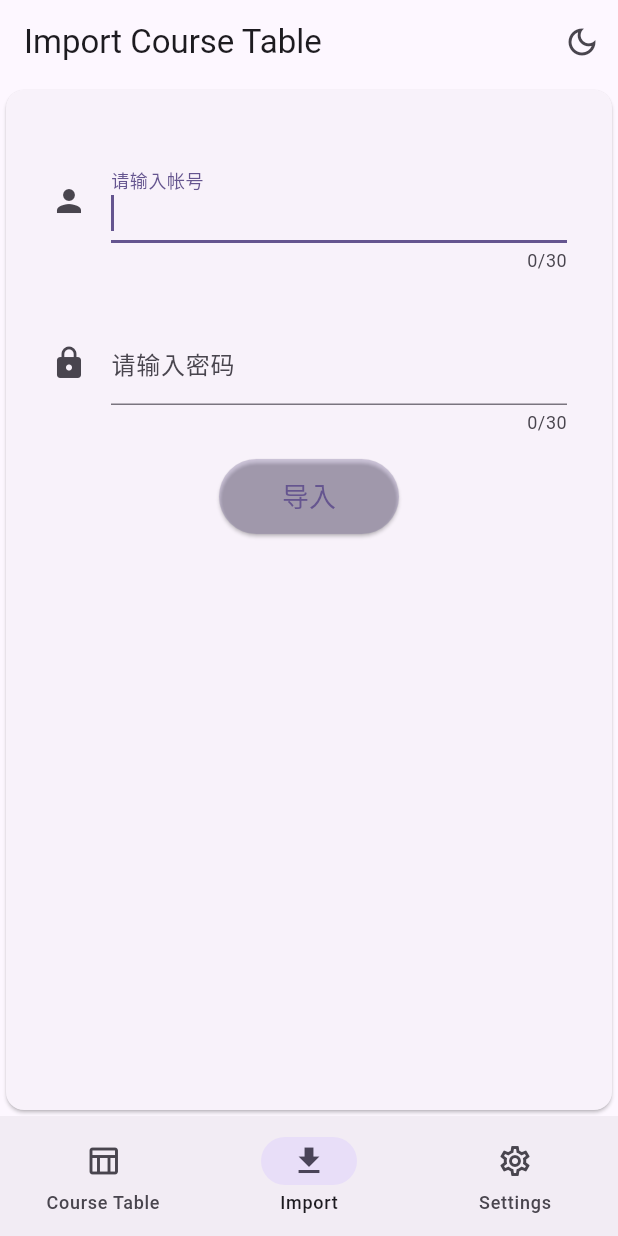
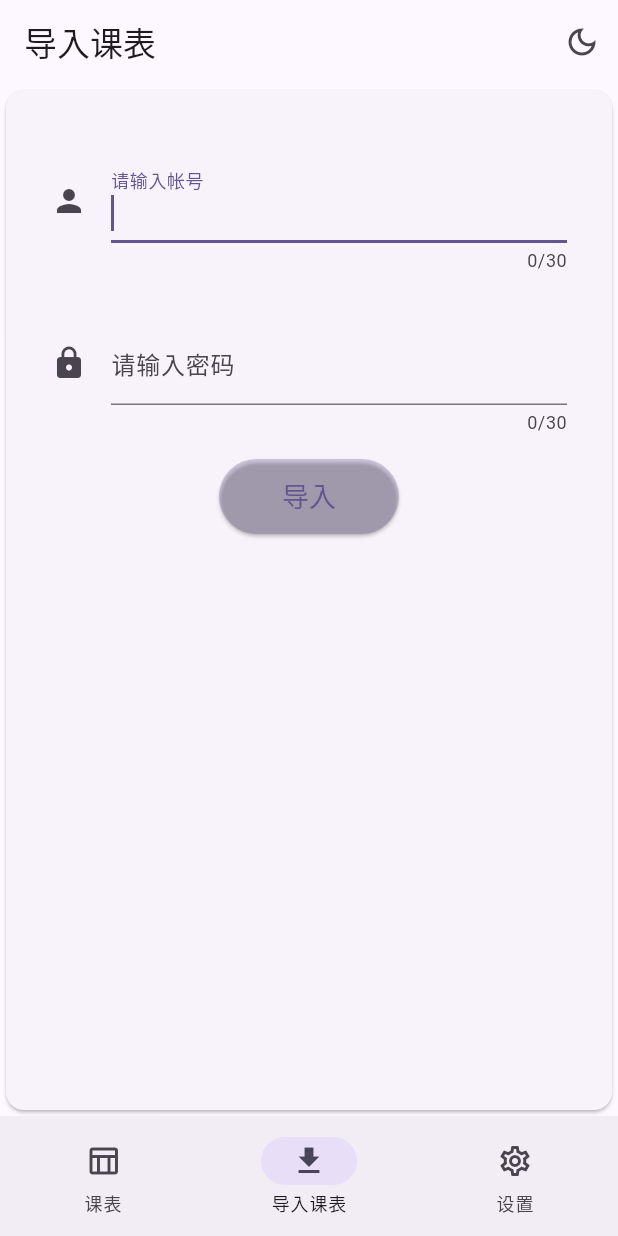
Before and after one commit to gaogao-qwq/flutter_course_table, a Flutter app: the screen it shows after launch, item 2 of the bottom bar chosen, on a phone screen of 412 x 824 dp. Run offline on Flutter 3.47's test engine with Material 2 defaults, Android fonts, the phone set to English and light mode, and no system bars; drawn by our look-alikes of loader_overlay; our stand-ins replace shared_preferences; missing offline and left inert: spannable_grid.

Commit message:
Chore: Change some string literal to zh_cn, maybe add multiple language support in future

```diff
--- a/lib/constants.dart
+++ b/lib/constants.dart
@@ -26,19 +26,19 @@ const List<NavigationDestination> appBarDestinations = [
   NavigationDestination(
     tooltip: '',
     icon: Icon(Icons.table_chart_outlined),
-    label: 'Course Table',
+    label: '课表',
     selectedIcon: Icon(Icons.table_chart),
   ),
   NavigationDestination(
     tooltip: '',
     icon: Icon(Icons.download_outlined),
-    label: 'Import',
+    label: '导入课表',
     selectedIcon: Icon(Icons.download),
   ),
   NavigationDestination(
     tooltip: '',
     icon: Icon(Icons.settings_outlined),
-    label: 'Settings',
+    label: '设置',
     selectedIcon: Icon(Icons.settings),
   ),
 ];
--- a/lib/pages/home_page/course_table_widget_builder.dart
+++ b/lib/pages/home_page/course_table_widget_builder.dart
@@ -163,10 +163,7 @@ class _CourseTableWidgetState extends State<CourseTableWidget> {
               ListTile(
                 tileColor: colorScheme.primary.withOpacity(0.25),
                 shape: const RoundedRectangleBorder(
-                  borderRadius: BorderRadius.only(
-                    bottomLeft: Radius.circular(8),
-                    bottomRight: Radius.circular(8)
-                  ),
+                  borderRadius: BorderRadius.all(Radius.circular(8)),
                 ),
                 title: Row(
                   mainAxisAlignment: MainAxisAlignment.spaceBetween,
--- a/lib/pages/home_page/home_page.dart
+++ b/lib/pages/home_page/home_page.dart
@@ -189,13 +189,13 @@ class _CourseTableHomePageState extends State<CourseTableHomePage> with SingleTi
                 children: <Widget>[
                   const Padding(
                     padding: EdgeInsets.all(10),
-                    child: Text("There is nothing here, select or import a course table first"),
+                    child: Text("未选择或未导入课表，请先选择或导入课表"),
                   ),
                   ElevatedButton(
                     onPressed: () {
                       handleScreenChanged(ScreenSelected.import.value);
                     },
-                    child: const Text("Import"),
+                    child: const Text("导入"),
                   ),
                 ],
               )
@@ -228,13 +228,13 @@ class _CourseTableHomePageState extends State<CourseTableHomePage> with SingleTi
               children: <Widget>[
                 const Padding(
                   padding: EdgeInsets.all(10),
-                  child: Text("There is nothing here, select or import a course table first"),
+                  child: Text("未选择或未导入课表，请先选择或导入课表"),
                 ),
                 ElevatedButton(
                   onPressed: () {
                     handleScreenChanged(ScreenSelected.import.value);
                   },
-                  child: const Text("Import"),
+                  child: const Text("导入"),
                 ),
               ],
             )
@@ -250,10 +250,10 @@ class _CourseTableHomePageState extends State<CourseTableHomePage> with SingleTi
             : const Text("Flutter Course Table");
         break;
       case 1:
-        title = const Text("Import Course Table");
+        title = const Text("导入课表");
         break;
       case 2:
-        title = const Text("Settings");
+        title = const Text("设置");
         break;
       default:
         title = const Text("Flutter Course Table");
@@ -664,7 +664,7 @@ class _BrightnessButton extends StatelessWidget {
     final isBright = Theme.of(context).brightness == Brightness.light;
     return Tooltip(
       preferBelow: showTooltipBelow,
-      message: 'Toggle brightness',
+      message: '更改显示模式',
       child: IconButton(
         icon: isBright
             ? const Icon(Icons.dark_mode_outlined)
--- a/lib/pages/import_page/name_table_dialog.dart
+++ b/lib/pages/import_page/name_table_dialog.dart
@@ -44,7 +44,7 @@ class _NameTableDialogState extends State<NameTableDialog> {
   @override
   Widget build(BuildContext context) {
     return SimpleDialog(
-      title: const Text("Name the imported course table"),
+      title: const Text("为课表命名"),
       children: <Widget>[
         Container(
           padding: const EdgeInsets.all(64),
@@ -58,14 +58,14 @@ class _NameTableDialogState extends State<NameTableDialog> {
                   maxLength: 50,
                   onChanged: (value) { setState(() { name = value; }); },
                   validator: (value) {
-                    if (value == null || value.isEmpty) return "Please input course table name";
-                    if (widget.prefs.containsKey(value)) return "Current course table name existed";
+                    if (value == null || value.isEmpty) return "课表名不能为空";
+                    if (widget.prefs.containsKey(value)) return "该课表名已被占用";
                     return null;
                   },
                   decoration: const InputDecoration(
                     icon: Icon(Icons.note_alt_rounded),
                     border: UnderlineInputBorder(),
-                    labelText: "Input name",
+                    labelText: "输入课表名",
                   ),
                 ),
                 Padding(
@@ -78,7 +78,7 @@ class _NameTableDialogState extends State<NameTableDialog> {
                         padding: const EdgeInsets.all(10),
                         child: ElevatedButton(
                           onPressed: () { Navigator.pop(context, null); },
-                          child: const Text("Cancel"),
+                          child: const Text("取消"),
                       )),
                       Padding(
                         padding: const EdgeInsets.all(10),
@@ -87,7 +87,7 @@ class _NameTableDialogState extends State<NameTableDialog> {
                             if (!_formKey.currentState!.validate()) return;
                             Navigator.pop(context, name);
                           },
-                          child: const Text("Save"),
+                          child: const Text("保存"),
                         ),
                       ),
                     ],
```
